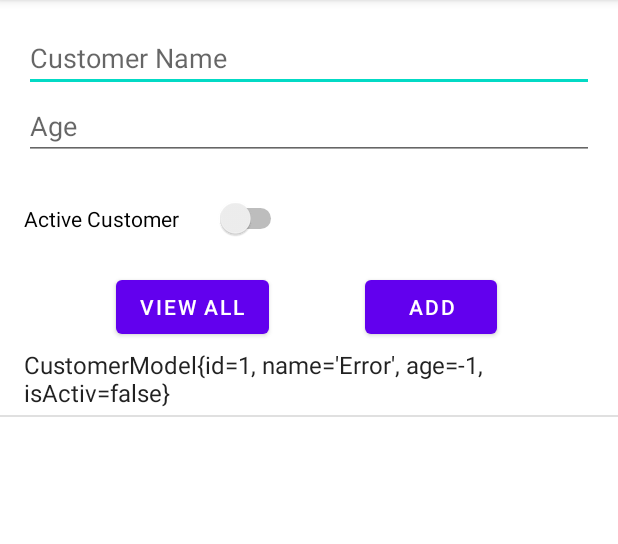
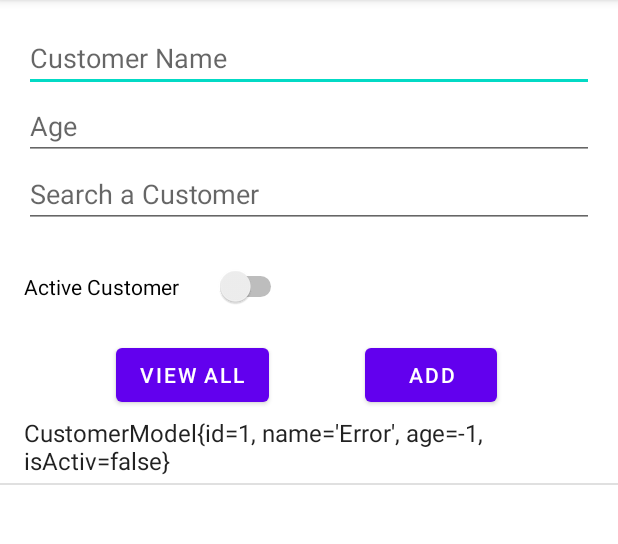
Before and after one commit to beiko14/ASQLiteTest, an Android app: the screen it shows after launch (MainActivity), after a tap on "ADD", on a phone screen of 412 x 824 dp, the part 84-628 px from its top. Run offline under Robolectric (Android 15) with nearby library versions, the phone set to English and light mode, and no system bars.

Commit message:
implemented a search field to search a specific name in the db

```diff
--- a/app/src/main/java/com/example/asqlitetest/MainActivity.java
+++ b/app/src/main/java/com/example/asqlitetest/MainActivity.java
@@ -18,7 +18,7 @@ import java.util.List;
 public class MainActivity extends AppCompatActivity {
 
     private Button buttonViewAll, buttonAdd;
-    private EditText editTextName, editTextAge;
+    private EditText editTextName, editTextAge, editTextSearchField;
     private Switch buttonSwitch;
     private ListView listViewCustomerList;
 
@@ -35,6 +35,7 @@ public class MainActivity extends AppCompatActivity {
 
         editTextName = findViewById(R.id.editTextName);
         editTextAge = findViewById(R.id.editTextAge);
+        editTextSearchField = findViewById(R.id.editTextSearchField);
 
         buttonSwitch = findViewById(R.id.buttonSwitch);
         listViewCustomerList = findViewById(R.id.ListViewCustomerList);
@@ -46,9 +47,20 @@ public class MainActivity extends AppCompatActivity {
         buttonViewAll.setOnClickListener(new View.OnClickListener() {
             @Override
             public void onClick(View v) {
+
                 DataBaseHelper dataBaseHelper = new DataBaseHelper(MainActivity.this);
 
-                showCustomersOnListView();
+                if(!editTextSearchField.getText().toString().equals("")){
+                    List<CustomerModel> tempList = new ArrayList<>();
+
+                    tempList = dataBaseHelper.searchCustomer(editTextSearchField.getText().toString());
+
+                    adapter = new ArrayAdapter<CustomerModel>(MainActivity.this, android.R.layout.simple_list_item_1, tempList);
+                    listViewCustomerList.setAdapter(adapter);
+
+                } else{
+                    showCustomersOnListView();
+                }
 
             }
         });
--- a/app/src/main/res/layout/activity_main.xml
+++ b/app/src/main/res/layout/activity_main.xml
@@ -42,7 +42,7 @@
         app:layout_constraintEnd_toEndOf="parent"
         app:layout_constraintHorizontal_bias="0.067"
         app:layout_constraintStart_toStartOf="parent"
-        app:layout_constraintTop_toBottomOf="@+id/editTextAge" />
+        app:layout_constraintTop_toBottomOf="@+id/editTextSearchField" />
 
     <Button
         android:id="@+id/buttonViewAll"
@@ -75,4 +75,17 @@
         app:layout_constraintStart_toStartOf="parent"
         app:layout_constraintTop_toBottomOf="@+id/buttonViewAll" />
 
+    <EditText
+        android:id="@+id/editTextSearchField"
+        android:layout_width="0dp"
+        android:layout_height="wrap_content"
+        android:layout_marginStart="16dp"
+        android:layout_marginEnd="16dp"
+        android:ems="10"
+        android:hint="@string/SearchCustomer"
+        android:inputType="textPersonName"
+        app:layout_constraintEnd_toEndOf="parent"
+        app:layout_constraintStart_toStartOf="parent"
+        app:layout_constraintTop_toBottomOf="@+id/editTextAge" />
+
 </androidx.constraintlayout.widget.ConstraintLayout>
--- a/app/src/main/res/values/strings.xml
+++ b/app/src/main/res/values/strings.xml
@@ -5,4 +5,5 @@
     <string name="ActiveCustomer">Active Customer</string>
     <string name="ViewAll">View all</string>
     <string name="Add">Add</string>
+    <string name="SearchCustomer">Search a Customer</string>
 </resources>
```
Also changed, not shown: app/src/main/java/com/example/asqlitetest/DataBaseHelper.java (+33 -0 lines).
